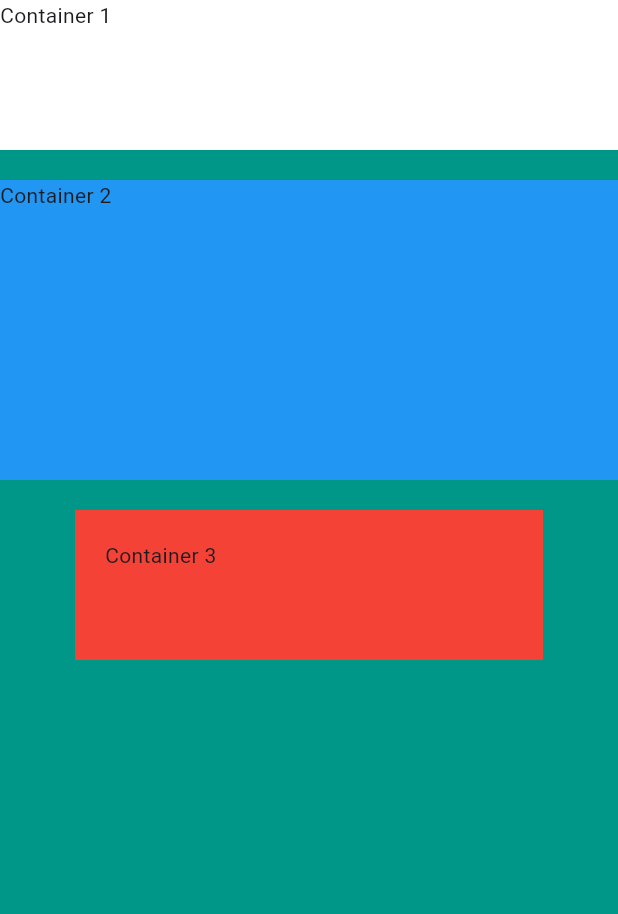
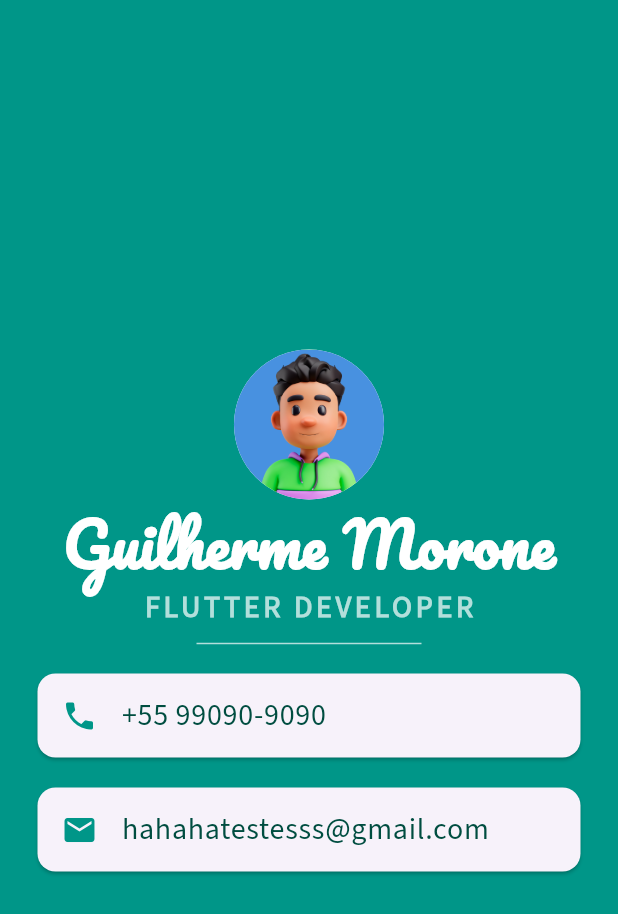
Before and after one commit to guimorone/flutter-course, a Flutter app: the screen it shows after launch, on a phone screen of 412 x 824 dp. Shown: the top 914 px of the screen. Run offline on Flutter 3.47's test engine with Material 3 defaults, Android fonts, the light colour scheme and no system bars.

Commit message:
mi-card done

```diff
--- a/mi_card/lib/main.dart
+++ b/mi_card/lib/main.dart
@@ -1,48 +1,96 @@
 import 'package:flutter/material.dart';
 
 void main() {
-  runApp(
-    MaterialApp(
+  runApp(const MyApp());
+}
+
+class MyApp extends StatelessWidget {
+  const MyApp({super.key});
+
+  @override
+  Widget build(BuildContext context) {
+    return MaterialApp(
       home: Scaffold(
         backgroundColor: Colors.teal,
         body: SafeArea(
           child: Column(
-            // verticalDirection: VerticalDirection.up,
-            // mainAxisAlignment: MainAxisAlignment.spaceEvenly,
-            crossAxisAlignment: CrossAxisAlignment.stretch,
-            // mainAxisSize: MainAxisSize.min,
+            mainAxisAlignment: MainAxisAlignment.center,
             children: <Widget>[
-              Container(
-                height: 100.0,
-                color: Colors.white,
-                child: const Text('Container 1'),
+              const CircleAvatar(
+                radius: 50.0,
+                backgroundColor: Colors.white,
+                backgroundImage: AssetImage('images/avatar.jpg'),
               ),
-              const SizedBox(
+              const Text(
+                'Guilherme Morone',
+                style: TextStyle(
+                  fontSize: 40.0,
+                  color: Colors.white,
+                  fontWeight: FontWeight.bold,
+                  fontFamily: 'Pacifico',
+                ),
+              ),
+              Text(
+                'FLUTTER DEVELOPER',
+                style: TextStyle(
+                  fontSize: 20.0,
+                  color: Colors.teal.shade100,
+                  fontWeight: FontWeight.bold,
+                  fontFamily: 'Source Sans 3',
+                  letterSpacing: 2.5,
+                ),
+              ),
+              SizedBox(
                 height: 20.0,
+                width: 150.0,
+                child: Divider(
+                  color: Colors.teal.shade100,
+                ),
               ),
-              Container(
-                height: 200.0,
-                color: Colors.blue,
-                child: const Text('Container 2'),
+              Card(
+                margin: const EdgeInsets.symmetric(
+                  vertical: 10.0,
+                  horizontal: 25.0,
+                ),
+                child: ListTile(
+                  leading: const Icon(
+                    Icons.phone,
+                    color: Colors.teal,
+                  ),
+                  title: Text(
+                    '+55 99090-9090',
+                    style: TextStyle(
+                      color: Colors.teal.shade900,
+                      fontFamily: 'Source Sans 3',
+                      fontSize: 20.0,
+                    ),
+                  ),
+                ),
               ),
-              Container(
-                height: 100.0,
+              Card(
                 margin: const EdgeInsets.symmetric(
-                  vertical: 20.0,
-                  horizontal: 50.0,
+                  vertical: 10.0,
+                  horizontal: 25.0,
                 ),
-                padding: const EdgeInsets.all(20.0),
-                color: Colors.red,
-                child: const Text('Container 3'),
+                child: ListTile(
+                  leading: const Icon(
+                    Icons.email,
+                    color: Colors.teal,
+                  ),
+                  title: Text(
+                    'hahahatestesss@gmail.com',
+                    style: TextStyle(
+                      color: Colors.teal.shade900,
+                      fontFamily: 'Source Sans 3',
+                      fontSize: 20.0,
+                    ),
+                  ),
+                ),
               ),
-              const SizedBox(
-                width: double.infinity,
-                height: 10.0,
-              )
             ],
           ),
         ),
       ),
-    ),
-  );
+    );
+  }
 }
```
Also changed, not shown: mi_card/pubspec.yaml (+11 -66 lines), mi_card/fonts/Pacifico-Regular.ttf (added), mi_card/fonts/SourceSans3-Regular.ttf (added), mi_card/images/avatar.jpg (added).
